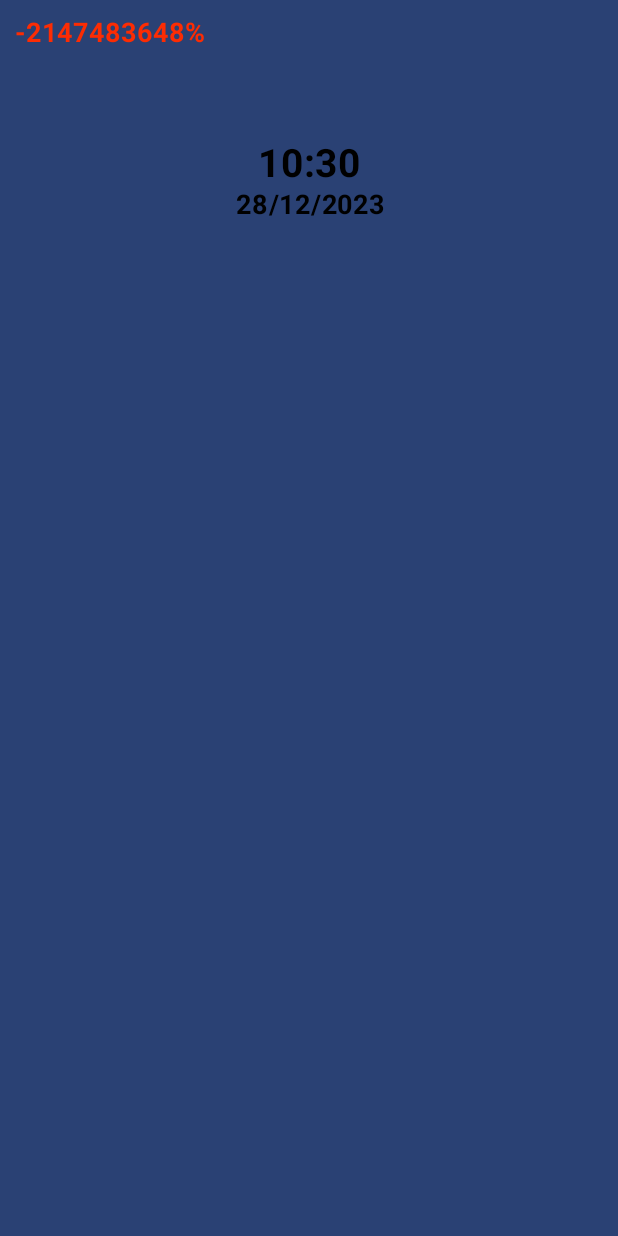
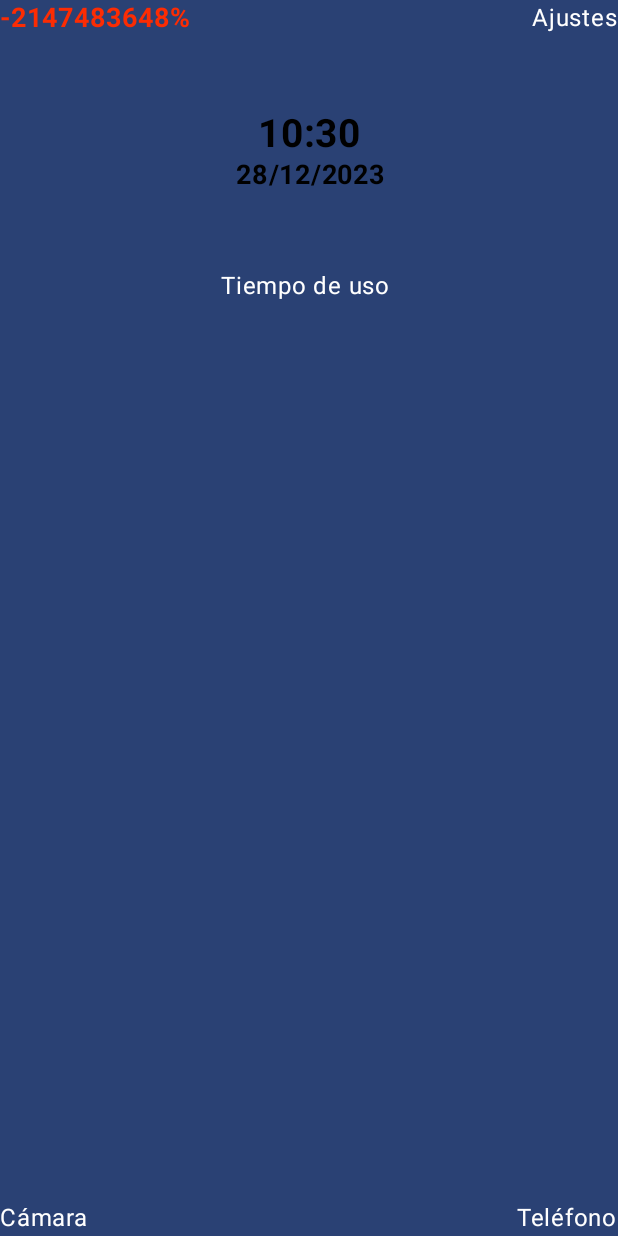
Before and after one commit to CarlosPumar/NoDistractionPhone, an Android app built with Jetpack Compose: the screen it shows after launch (MainActivity), on a phone screen of 412 x 824 dp. Run offline under Robolectric (Android 15) with nearby library versions, the phone set to English and light mode, and no system bars.

Commit message:
Make it work smoothly

```diff
--- a/app/src/main/java/com/pumar/nodistractionphone/pages/homeScreen/HomeScreen.kt
+++ b/app/src/main/java/com/pumar/nodistractionphone/pages/homeScreen/HomeScreen.kt
@@ -2,14 +2,21 @@ package com.pumar.nodistractionphone.pages.homeScreen
 
 import androidx.compose.foundation.layout.Column
 import androidx.compose.foundation.layout.fillMaxSize
+import androidx.compose.foundation.layout.fillMaxWidth
+import androidx.compose.foundation.layout.padding
 import androidx.compose.material3.MaterialTheme
 import androidx.compose.material3.Surface
 import androidx.compose.runtime.Composable
+import androidx.compose.ui.Alignment
 import androidx.compose.ui.Modifier
 import androidx.compose.ui.tooling.preview.Preview
+import androidx.compose.ui.unit.dp
 import com.pumar.nodistractionphone.pages.homeScreen.components.BatteryState
 import com.pumar.nodistractionphone.pages.homeScreen.components.Clock
+import com.pumar.nodistractionphone.pages.homeScreen.components.Footer
+import com.pumar.nodistractionphone.pages.homeScreen.components.Header
 import com.pumar.nodistractionphone.pages.homeScreen.components.ListApps
+import com.pumar.nodistractionphone.pages.homeScreen.components.UsageTime
 import com.pumar.nodistractionphone.ui.theme.NoDistractionPhoneTheme
 
 @Composable
@@ -18,11 +25,21 @@ fun HomeScreen(modifier: Modifier = Modifier) {
     Surface(
         modifier = Modifier.fillMaxSize(),
         color = MaterialTheme.colorScheme.primary // Change the color according to your theme
+
     ) {
-        Column {
-            BatteryState()
-            Clock()
-            ListApps()
+        Column(
+            modifier = Modifier.fillMaxSize()
+        ) {
+            Header()
+            Column(
+                modifier = Modifier.weight(1f)
+            ) {
+
+                Clock()
+                UsageTime()
+                ListApps()
+            }
+            Footer()
         }
     }
 }
--- a/app/src/main/java/com/pumar/nodistractionphone/pages/homeScreen/components/BatteryState.kt
+++ b/app/src/main/java/com/pumar/nodistractionphone/pages/homeScreen/components/BatteryState.kt
@@ -44,17 +44,13 @@ fun BatteryState() {
         else -> Red
     }
 
-    Column (
-        modifier = Modifier
-            .padding(10.dp),
-    ) {
     Text(
         text = "${batteryLevel.value}%",
         fontWeight = FontWeight.Bold,
         fontSize = 18.sp,
         color = color
     )
-    }
+
 }
 
 private fun getBatteryLevel(context: Context): Int {
--- /dev/null
+++ b/app/src/main/java/com/pumar/nodistractionphone/pages/homeScreen/components/Footer.kt
@@ -0,0 +1,52 @@
+package com.pumar.nodistractionphone.pages.homeScreen.components
+
+import android.content.Intent
+import android.provider.MediaStore
+import androidx.activity.compose.rememberLauncherForActivityResult
+import androidx.activity.result.contract.ActivityResultContracts
+import androidx.compose.foundation.clickable
+import androidx.compose.foundation.layout.Arrangement
+import androidx.compose.foundation.layout.Row
+import androidx.compose.foundation.layout.fillMaxWidth
+import androidx.compose.foundation.layout.wrapContentWidth
+import androidx.compose.material3.Text
+import androidx.compose.runtime.Composable
+import androidx.compose.ui.Alignment
+import androidx.compose.ui.Modifier
+import androidx.compose.ui.platform.LocalContext
+import com.pumar.nodistractionphone.utils.launchApp
+
+@Composable
+fun Footer(modifier: Modifier = Modifier) {
+
+    val takePhoto = rememberLauncherForActivityResult(
+        contract = ActivityResultContracts.StartActivityForResult()
+    ) {}
+
+    val openPhoneApp = rememberLauncherForActivityResult(
+        contract = ActivityResultContracts.StartActivityForResult()
+    ) { result ->
+        // Handle the result if needed
+        // You can check result.resultCode and result.data if necessary
+    }
+
+    Row(
+        modifier = modifier.fillMaxWidth(),
+        horizontalArrangement = Arrangement.SpaceBetween
+    ) {
+        Text(text = "Cámara", modifier = Modifier.clickable {             // Launch the camera in photo mode
+            val intent = Intent(MediaStore.ACTION_IMAGE_CAPTURE)
+            takePhoto.launch(intent)
+        })
+        Text(text = "Teléfono",
+            modifier = Modifier
+            .weight(1f)
+            .wrapContentWidth(Alignment.End)
+            .clickable {
+                // Launch the phone app to make a call
+                val intent = Intent(Intent.ACTION_DIAL)
+                openPhoneApp.launch(intent)
+            }
+        )
+    }
+}
--- /dev/null
+++ b/app/src/main/java/com/pumar/nodistractionphone/pages/homeScreen/components/Header.kt
@@ -0,0 +1,20 @@
+package com.pumar.nodistractionphone.pages.homeScreen.components
+
+import androidx.compose.foundation.layout.Column
+import androidx.compose.foundation.layout.Row
+import androidx.compose.foundation.layout.wrapContentWidth
+import androidx.compose.runtime.Composable
+import androidx.compose.ui.Alignment
+import androidx.compose.ui.Modifier
+
+@Composable
+fun Header() {
+
+    Row {
+        BatteryState()
+        SystemSettings(
+            Modifier
+                .weight(1f)
+                .wrapContentWidth(Alignment.End))
+    }
+}
--- a/app/src/main/java/com/pumar/nodistractionphone/pages/homeScreen/components/ListApps.kt
+++ b/app/src/main/java/com/pumar/nodistractionphone/pages/homeScreen/components/ListApps.kt
@@ -1,15 +1,14 @@
 package com.pumar.nodistractionphone.pages.homeScreen.components
 
 import android.app.AppOpsManager
-import android.content.ContentValues.TAG
 import android.content.Context
 import android.content.Intent
 import android.content.SharedPreferences
 import android.os.Build
 import android.provider.Settings
 import android.os.Process
-import android.util.Log
 import androidx.compose.foundation.layout.fillMaxSize
+import androidx.compose.foundation.layout.fillMaxWidth
 import androidx.compose.foundation.layout.padding
 import androidx.compose.foundation.lazy.LazyColumn
 import androidx.compose.runtime.Composable
@@ -73,7 +72,7 @@ fun ListApps() {
 
     if (appList != null) LazyColumn (
         modifier = Modifier
-            .fillMaxSize()
+            .fillMaxWidth()
             .padding(25.dp, 50.dp, 0.dp, 0.dp),
     ) {
         items(names.size) { index ->
--- /dev/null
+++ b/app/src/main/java/com/pumar/nodistractionphone/pages/homeScreen/components/SystemSettings.kt
@@ -0,0 +1,25 @@
+package com.pumar.nodistractionphone.pages.homeScreen.components
+
+import android.content.Intent
+import android.provider.MediaStore
+import android.provider.Settings
+import androidx.activity.compose.rememberLauncherForActivityResult
+import androidx.activity.result.contract.ActivityResultContracts
+import androidx.compose.foundation.clickable
+import androidx.compose.material3.Text
+import androidx.compose.runtime.Composable
+import androidx.compose.ui.Modifier
+
+@Composable
+fun SystemSettings(modifier: Modifier = Modifier) {
+
+    val openSettingsApp = rememberLauncherForActivityResult(
+        contract = ActivityResultContracts.StartActivityForResult()
+    ) { }
+
+    Text(text = "Ajustes", modifier = modifier.clickable {             // Launch the camera in photo mode
+        // Launch the settings app
+        val intent = Intent(Settings.ACTION_SETTINGS)
+        openSettingsApp.launch(intent)
+    })
+}
--- /dev/null
+++ b/app/src/main/java/com/pumar/nodistractionphone/pages/homeScreen/components/UsageTime.kt
@@ -0,0 +1,69 @@
+package com.pumar.nodistractionphone.pages.homeScreen.components
+
+import android.app.usage.UsageStatsManager
+import android.content.ContentValues.TAG
+import android.content.Context
+import android.util.Log
+import androidx.compose.foundation.clickable
+import androidx.compose.foundation.layout.Box
+import androidx.compose.foundation.layout.Column
+import androidx.compose.foundation.layout.fillMaxWidth
+import androidx.compose.foundation.layout.padding
+import androidx.compose.material3.Text
+import androidx.compose.runtime.Composable
+import androidx.compose.runtime.LaunchedEffect
+import androidx.compose.runtime.mutableStateOf
+import androidx.compose.runtime.remember
+import androidx.compose.ui.Alignment
+import androidx.compose.ui.Modifier
+import androidx.compose.ui.platform.LocalContext
+import androidx.compose.ui.unit.dp
+import com.pumar.nodistractionphone.utils.formatMillisToHoursMinutes
+import com.pumar.nodistractionphone.utils.getAllInstalledApps
+import com.pumar.nodistractionphone.utils.launchApp
+import com.pumar.nodistractionphone.utils.todayMillis
+import java.util.Calendar
+import java.util.TimeZone
+
+@Composable
+fun UsageTime() {
+
+    val context = LocalContext.current
+
+    val usageTime = remember { mutableStateOf<Long>(0) }
+
+    LaunchedEffect(Unit) {
+        val usageStatsManager = context.getSystemService(Context.USAGE_STATS_SERVICE) as UsageStatsManager
+
+        val endTime = System.currentTimeMillis()
+        val startTime = todayMillis()
+
+        val usageStatsList = usageStatsManager.queryUsageStats(UsageStatsManager.INTERVAL_BEST, startTime, endTime)
+        val installedApps = getAllInstalledApps(context)
+
+        var newUsageTime: Long = 0
+        for (app in installedApps) {
+            for (usage in usageStatsList) {
+                if (app.packageName == usage.packageName) {
+                    newUsageTime += usage.totalTimeInForeground
+                    break
+                }
+            }
+        }
+
+        usageTime.value = newUsageTime
+    }
+
+    Box(
+        modifier = Modifier
+            .fillMaxWidth()
+            .padding(0.dp, 50.dp, 0.dp, 0.dp),
+        contentAlignment = Alignment.Center,
+    ) {
+        Column(
+            horizontalAlignment = Alignment.CenterHorizontally
+        ) {
+            Text(text = "Tiempo de uso " + formatMillisToHoursMinutes(usageTime.value))
+        }
+    }
+}
--- a/app/src/main/java/com/pumar/nodistractionphone/utils/formatTime.kt
+++ b/app/src/main/java/com/pumar/nodistractionphone/utils/formatTime.kt
@@ -1,6 +1,10 @@
 package com.pumar.nodistractionphone.utils
 
+import android.content.ContentValues.TAG
+import android.util.Log
+import java.util.Calendar
 import java.util.Locale
+import java.util.TimeZone
 import java.util.concurrent.TimeUnit
 
 fun formatMillisToHoursMinutesSeconds(millis: Long): String {
@@ -19,9 +23,9 @@ fun formatMillisToHoursMinutesSeconds(millis: Long): String {
 
 fun formatMillisToHoursMinutes(millis: Long): String {
 
-    if (millis <= 0) {
+    if (millis <= 60000 * 5) {
         // Return a default value or an error message if millis is not a valid duration
-        return "00:00" // Return a default value of 0 hours, 0 minutes, and 0 seconds
+        return "" // Return a default value of 0 hours, 0 minutes, and 0 seconds
     }
 
     val hours = TimeUnit.MILLISECONDS.toHours(millis)
@@ -29,3 +33,14 @@ fun formatMillisToHoursMinutes(millis: Long): String {
 
     return String.format(Locale.getDefault(), "%02d:%02d", hours, minutes)
 }
+
+fun todayMillis(): Long {
+    val calendar = Calendar.getInstance(TimeZone.getDefault()).apply {
+        set(Calendar.HOUR_OF_DAY, 0)
+        set(Calendar.MINUTE, 0)
+        set(Calendar.SECOND, 0)
+        set(Calendar.MILLISECOND, 0)
+    }
+    calendar.add(Calendar.DAY_OF_YEAR, -1)
+    return calendar.timeInMillis
+}
--- a/app/src/main/java/com/pumar/nodistractionphone/utils/index.kt
+++ b/app/src/main/java/com/pumar/nodistractionphone/utils/index.kt
@@ -4,13 +4,13 @@ import android.app.usage.UsageStatsManager
 import android.content.ContentValues.TAG
 import android.content.Context
 import android.content.Intent
+import android.content.pm.ApplicationInfo
 import android.content.pm.PackageManager
 import android.content.pm.ResolveInfo
 import android.os.Build
 import android.util.Log
 import android.widget.Toast
 import java.util.Calendar
-
 
 fun launchApp(context: Context, packageName: String) {
     val pm: PackageManager = context.packageManager
@@ -31,16 +31,8 @@ fun getNameAndUsageApps(context: Context, packageNameList: List<String>?): Tripl
 
     val usageStatsManager = context.getSystemService(Context.USAGE_STATS_SERVICE) as UsageStatsManager
 
-    val calendar = Calendar.getInstance().apply {
-        set(Calendar.HOUR_OF_DAY, 0)
-        set(Calendar.MINUTE, 0)
-        set(Calendar.SECOND, 0)
-        set(Calendar.MILLISECOND, 0)
-    }
-    calendar.add(Calendar.DAY_OF_YEAR, -1)
-
     val endTime = System.currentTimeMillis()
-    val startTime = calendar.timeInMillis
+    val startTime = todayMillis()
 
     val usageStatsList = usageStatsManager.queryUsageStats(UsageStatsManager.INTERVAL_BEST, startTime, endTime)
 
@@ -53,16 +45,18 @@ fun getNameAndUsageApps(context: Context, packageNameList: List<String>?): Tripl
     val tripleList = mutableListOf<Triple<String, String, String>>()
 
     for (packageName in packageNameList) {
-        for (usage in usageStatsList) {
-            if (packageName == usage.packageName) {
-                val appInfo = packageManager.getApplicationInfo(usage.packageName, 0)
-                val appName = packageManager.getApplicationLabel(appInfo).toString()
-                val usageTime = formatMillisToHoursMinutes(usage.totalTimeInForeground)
 
-                tripleList.add(Triple(appName.replaceFirstChar{char -> char.titlecase() }, usage.packageName, usageTime))
-                break
-            }
+        var usage = usageStatsList.find { it.packageName == packageName }
+
+        var appInfo = packageManager.getApplicationInfo(packageName, 0)
+        var appName = packageManager.getApplicationLabel(appInfo).toString()
+        var usageTime = ""
+
+        if (usage != null) {
+            usageTime = formatMillisToHoursMinutes(usage.totalTimeInForeground)
         }
+
+        tripleList.add(Triple(appName.replaceFirstChar { char -> char.titlecase() }, packageName, usageTime))
     }
 
     val sortedTripleList = tripleList.sortedBy { it.first } // Sorting by appName
@@ -74,20 +68,14 @@ fun getNameAndUsageApps(context: Context, packageNameList: List<String>?): Tripl
     return Triple(sortedNames, sortedPackageNames, sortedUsageTimes)
 }
 
-fun getAllInstalledApps(context: Context): List<ResolveInfo> {
-    // searching main activities labeled to be launchers of the apps
-    val pm = context.packageManager
-    val mainIntent = Intent(Intent.ACTION_MAIN, null)
-    mainIntent.addCategory(Intent.CATEGORY_LAUNCHER)
+fun isAppLaunchable(context: Context, packageName: String): Boolean {
+    val pm: PackageManager = context.packageManager
+    val launchIntent: Intent? = pm.getLaunchIntentForPackage(packageName)
 
-    val resolvedInfo = if (Build.VERSION.SDK_INT >= Build.VERSION_CODES.TIRAMISU) {
-        pm.queryIntentActivities(
-            mainIntent,
-            PackageManager.ResolveInfoFlags.of(0L)
-        )
-    } else {
-        pm.queryIntentActivities(mainIntent, 0)
-    }
+    return launchIntent != null && pm.queryIntentActivities(launchIntent, 0).isNotEmpty()
+}
 
-    return resolvedInfo
+fun getAllInstalledApps(context: Context): List<ApplicationInfo> {
+    val installedApps: List<ApplicationInfo> = context.packageManager.getInstalledApplications(0)
+    return installedApps.filter { isAppLaunchable(context, it.packageName) }
 }
```
Also changed, not shown: app/src/main/AndroidManifest.xml (+7 -0 lines), app/src/main/java/com/pumar/nodistractionphone/pages/appListScreen/components/ListAllApps.kt (+9 -3 lines), app/src/main/java/com/pumar/nodistractionphone/ui/components/App.kt (+18 -10 lines), app/src/main/java/com/pumar/nodistractionphone/ui/components/AppDialog.kt (+13 -35 lines), app/src/main/java/com/pumar/nodistractionphone/utils/handleSharedPreferences.kt (added, +57 -0 lines). Lines whose indentation alone changed are shown as unchanged.
